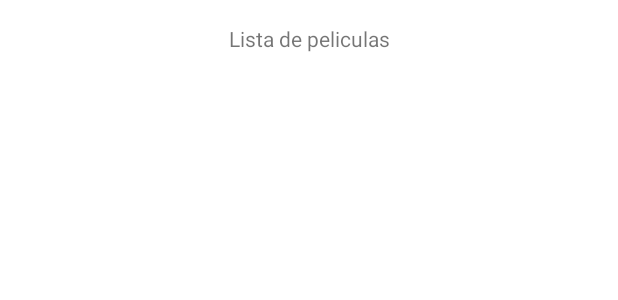
After one commit to nachoregueiro/RegueiroRodriguezIgnacioProyectoPMDM, an Android app: the layout activity_lista_peliculas.xml on its own in the app's theme, with its tools: preview values and no code run, on a phone screen of 412 x 824 dp. The commit adds this screen. Shown: the top 300 px of the screen. Run offline under Robolectric (Android 15) with nearby library versions, the phone set to English and light mode, and no system bars.

Commit message:
Cambiado el aspecto y empezando la lista de peliculas.

```diff
--- a/app/build.gradle
+++ b/app/build.gradle
@@ -29,6 +29,9 @@ android {
     kotlinOptions {
         jvmTarget = '1.8'
     }
+    buildFeatures {
+        viewBinding = true
+    }
 }
 
 dependencies {
--- a/app/src/main/AndroidManifest.xml
+++ b/app/src/main/AndroidManifest.xml
@@ -9,6 +9,12 @@
         android:roundIcon="@mipmap/ic_launcher_round"
         android:supportsRtl="true"
         android:theme="@style/Theme.RegueiroRodriguezIgnacioProyectoPMDM">
+        <activity
+            android:name=".ListaPeliculasActivity"
+            android:exported="true" />
+        <activity
+            android:name=".Item_Peliculas"
+            android:exported="true" />
         <activity
             android:name=".SegundaActivity"
             android:exported="true" />
--- /dev/null
+++ b/app/src/main/res/layout/activity_lista_peliculas.xml
@@ -0,0 +1,33 @@
+<?xml version="1.0" encoding="utf-8"?>
+<androidx.constraintlayout.widget.ConstraintLayout xmlns:android="http://schemas.android.com/apk/res/android"
+    xmlns:app="http://schemas.android.com/apk/res-auto"
+    xmlns:tools="http://schemas.android.com/tools"
+    android:layout_width="match_parent"
+    android:layout_height="match_parent"
+    tools:context=".ListaPeliculasActivity">
+
+    <TextView
+        android:id="@+id/tvListaPeliculas"
+        android:layout_width="wrap_content"
+        android:layout_height="wrap_content"
+        android:layout_marginStart="16dp"
+        android:layout_marginTop="16dp"
+        android:layout_marginEnd="16dp"
+        android:text="Lista de peliculas"
+        app:layout_constraintEnd_toEndOf="parent"
+        app:layout_constraintStart_toStartOf="parent"
+        app:layout_constraintTop_toTopOf="parent" />
+
+    <androidx.recyclerview.widget.RecyclerView
+        android:id="@+id/recyclerView"
+        android:layout_width="0dp"
+        android:layout_height="0dp"
+        android:layout_marginStart="16dp"
+        android:layout_marginTop="16dp"
+        android:layout_marginEnd="16dp"
+        android:layout_marginBottom="16dp"
+        app:layout_constraintBottom_toBottomOf="parent"
+        app:layout_constraintEnd_toEndOf="parent"
+        app:layout_constraintStart_toStartOf="parent"
+        app:layout_constraintTop_toBottomOf="@+id/tvListaPeliculas" />
+</androidx.constraintlayout.widget.ConstraintLayout>
--- a/app/src/main/res/layout/activity_segunda.xml
+++ b/app/src/main/res/layout/activity_segunda.xml
@@ -8,8 +8,8 @@
 
     <com.google.android.material.textfield.TextInputLayout
         android:id="@+id/tiNombre"
-        android:layout_width="239dp"
-        android:layout_height="46dp"
+        android:layout_width="242dp"
+        android:layout_height="74dp"
         android:layout_marginTop="50dp"
         android:layout_marginBottom="10dp"
         app:layout_constraintBottom_toTopOf="@+id/tiApellido"
@@ -41,7 +41,7 @@
         app:layout_constraintVertical_bias="0.0" />
 
     <Button
-        android:id="@+id/tvguardardatos"
+        android:id="@+id/btGuardarDatos"
         android:layout_width="wrap_content"
         android:layout_height="wrap_content"
         android:layout_marginTop="28dp"
```
Also changed, not shown: app/src/main/java/es/regueirorodriguezignacioproyectopmdm/ListaPeliculasActivity.kt (added, +11 -0 lines), app/src/main/java/es/regueirorodriguezignacioproyectopmdm/SegundaActivity.kt (+27 -8 lines), app/src/main/res/layout/activity_main.xml (+30 -16 lines).
